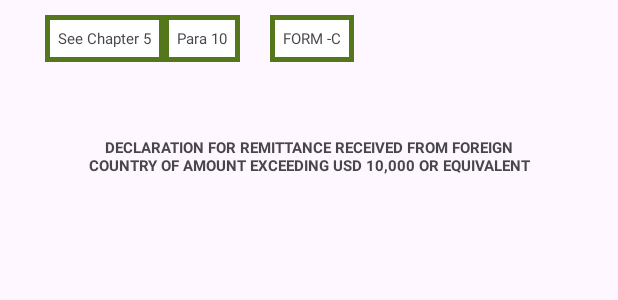
After one commit to palashcse2k8/AndroidBasics, an Android app: the layout layout_pdf_template.xml on its own in the app's theme, with its tools: preview values and no code run, on a phone screen of 412 x 824 dp. The commit adds this screen. Shown: the top 300 px of the screen. Run offline under Robolectric (Android 15) with nearby library versions, the phone set to English and light mode, and no system bars.

Commit message:
pdf generation started

```diff
--- /dev/null
+++ b/app/src/main/res/layout/layout_pdf_template.xml
@@ -0,0 +1,83 @@
+<?xml version="1.0" encoding="utf-8"?>
+<LinearLayout
+    xmlns:android="http://schemas.android.com/apk/res/android"
+    android:layout_width="match_parent"
+    android:layout_height="match_parent"
+    android:orientation="vertical">
+
+    <LinearLayout
+        android:layout_width="match_parent"
+        android:layout_height="wrap_content"
+        android:layout_marginStart="30dp"
+        android:layout_marginTop="10dp"
+        android:orientation="horizontal">
+
+        <TableLayout android:id="@+id/TableLayout01"
+            android:layout_width="wrap_content"
+            android:layout_height="wrap_content"
+            android:background="#55771B">
+
+            <TextView
+                android:id="@+id/TextView01"
+                android:layout_width="wrap_content"
+                android:layout_height="wrap_content"
+                android:layout_marginStart="3dp"
+                android:layout_marginTop="3dp"
+                android:layout_marginEnd="3dp"
+                android:layout_marginBottom="3dp"
+                android:padding="5dp"
+                android:background="@color/white"
+                android:text="See Chapter 5"
+                android:textSize="10sp"/>
+        </TableLayout>
+        <TableLayout android:id="@+id/TableLayout02"
+            android:layout_width="wrap_content"
+            android:layout_height="wrap_content"
+            android:background="#55771B">
+
+            <TextView
+                android:id="@+id/TextView02"
+                android:layout_width="wrap_content"
+                android:layout_height="wrap_content"
+                android:layout_marginLeft="3dp"
+                android:layout_marginTop="3dp"
+                android:layout_marginRight="3dp"
+                android:layout_marginBottom="3dp"
+                android:background="@color/white"
+                android:padding="5dp"
+                android:textSize="10sp"
+                android:text="Para 10" />
+        </TableLayout>
+        <TableLayout android:id="@+id/TableLayout03"
+            android:layout_width="wrap_content"
+            android:layout_height="wrap_content"
+            android:layout_marginStart="20dp"
+            android:background="#55771B">
+
+            <TextView
+                android:id="@+id/TextView03"
+                android:layout_width="wrap_content"
+                android:layout_height="wrap_content"
+                android:layout_marginLeft="3dp"
+                android:layout_marginTop="3dp"
+                android:layout_marginRight="3dp"
+                android:layout_marginBottom="3dp"
+                android:background="@color/white"
+                android:padding="5dp"
+                android:textSize="10sp"
+                android:text="FORM -C" />
+        </TableLayout>
+    </LinearLayout>
+
+    <TextView
+        android:layout_width="wrap_content"
+        android:layout_height="wrap_content"
+        android:layout_marginHorizontal="20dp"
+        android:layout_marginTop="50dp"
+        android:text="@string/declaration_for_remittance_received_from_foreign_ncountry_of_amount_exceeding_usd_10_000_or_equivalent"
+        android:textAlignment="center"
+        android:layout_gravity="center"
+        android:textSize="10sp"
+        android:textStyle="bold" />
+
+</LinearLayout>
--- a/app/src/main/res/values/strings.xml
+++ b/app/src/main/res/values/strings.xml
@@ -85,4 +85,5 @@
     <string name="crop_image_menu_flip_vertically">Flip vertically</string>
     <string name="pick_image_intent_chooser_title">Select source</string>
     <string name="crop_image_activity_no_permissions">Cancelling, required permissions are not granted</string>
+    <string name="declaration_for_remittance_received_from_foreign_ncountry_of_amount_exceeding_usd_10_000_or_equivalent">DECLARATION FOR REMITTANCE RECEIVED FROM FOREIGN\nCOUNTRY OF AMOUNT EXCEEDING USD 10,000 OR EQUIVALENT</string>
 </resources>
```
Also changed, not shown: app/src/main/java/com/example/androidbasics/FormC/FormCContinueFragment.java (+56 -7 lines), app/src/main/java/com/example/androidbasics/FormC/FormCFragment.java (+5 -15 lines).
